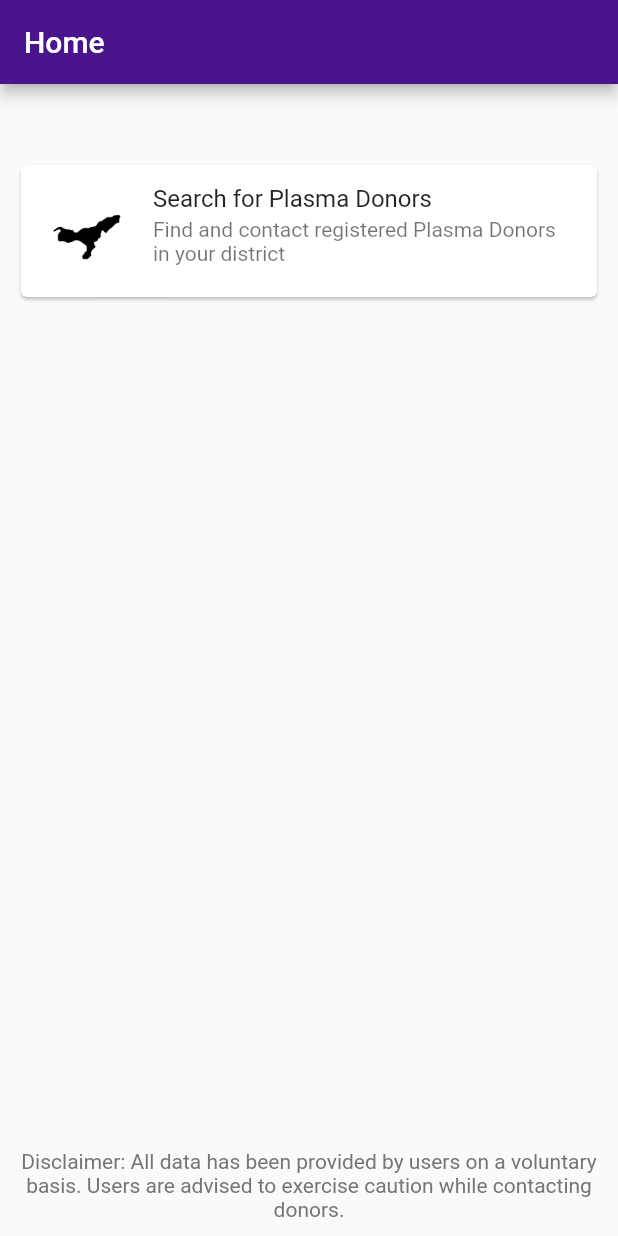
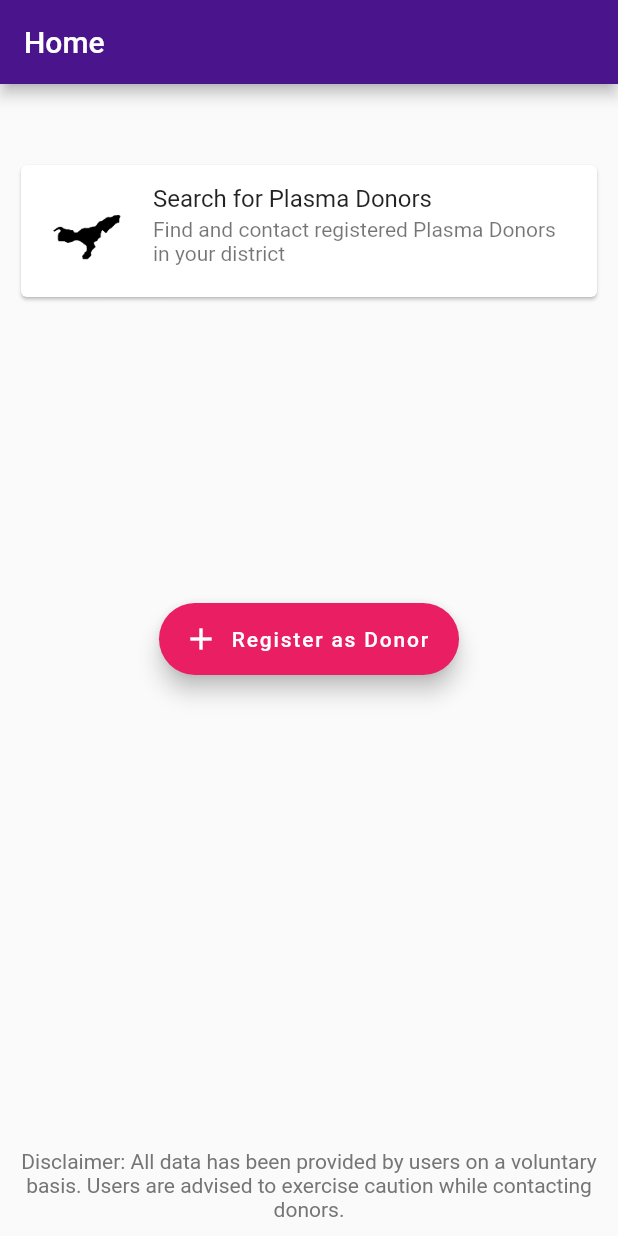
Before and after one commit to minz27/plasma_donation_app, a Flutter app: the screen it shows after launch, on a phone screen of 412 x 824 dp. Run offline on Flutter 3.47's test engine with Material 2 defaults, Android fonts, the phone set to English and light mode, and no system bars.

Commit message:
Day 1 changes: Registration for Donor button

```diff
--- a/lib/pages/home.dart
+++ b/lib/pages/home.dart
@@ -34,6 +34,17 @@ class _HomeState extends State<Home> {
                   },
                 ),
               ),
+              SizedBox(
+                height: 200.0,
+              ),
+              FloatingActionButton.extended(
+                onPressed: () {},
+                icon: Icon(
+                  Icons.add,
+                ),
+                label: Text("Register as Donor"),
+                backgroundColor: Colors.pink[500],
+              ),
               Expanded(
                 child: Align(
                   alignment: FractionalOffset.bottomCenter,
```
